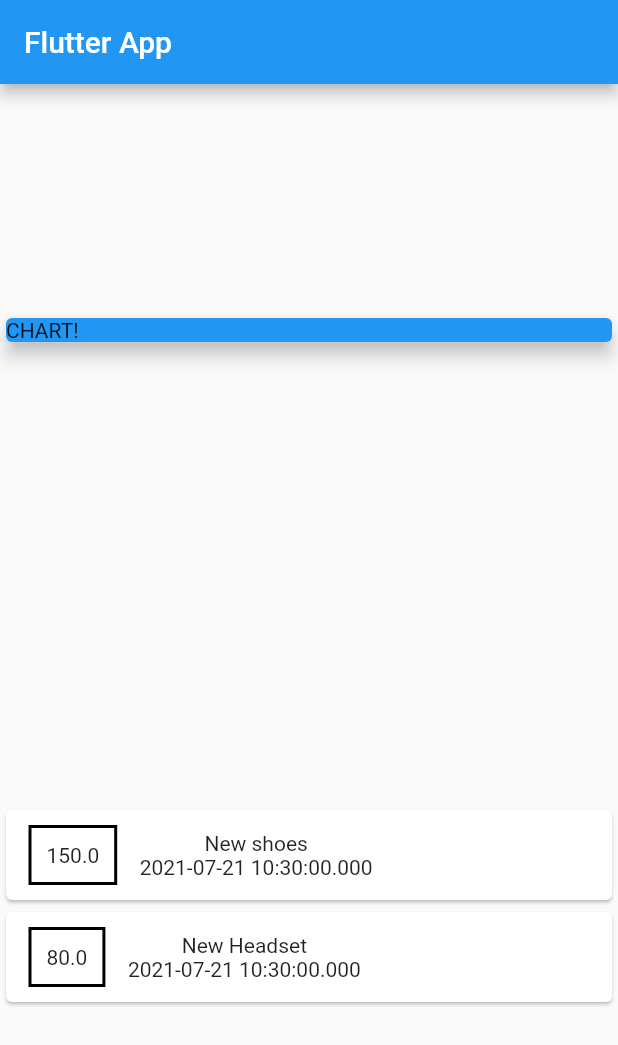
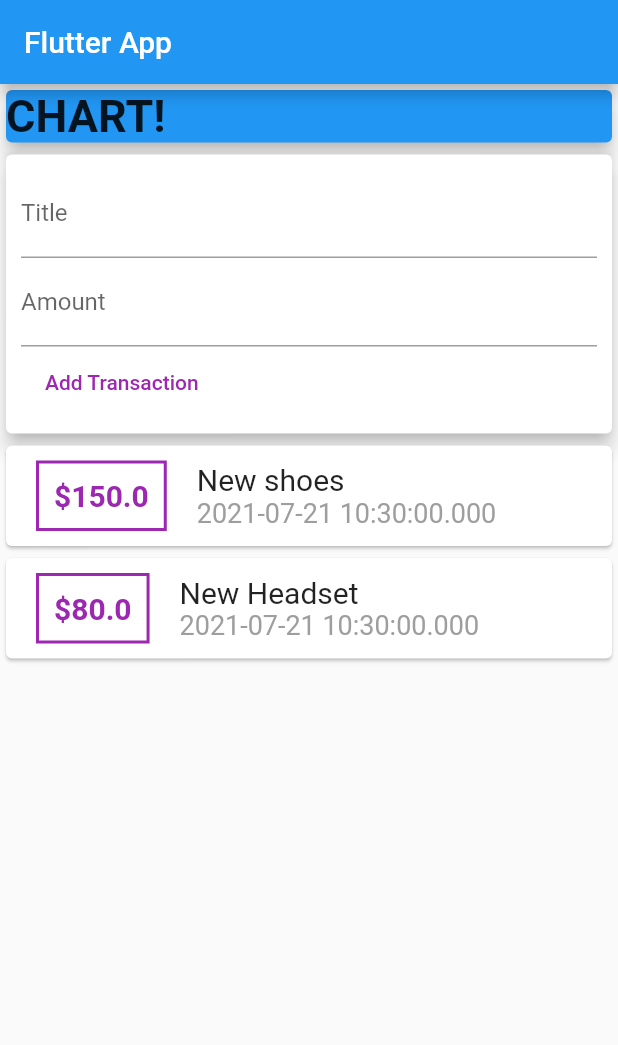
Before and after one commit to Mugisha-isaac/Flutter-Expense-Planner-App, a Flutter app: the screen it shows after launch, on a phone screen of 412 x 824 dp. Shown: the top 1045 px of the screen. Run offline on Flutter 3.47's test engine with Material 2 defaults, Android fonts, the phone set to English and light mode, and no system bars.

Commit message:
added new features

```diff
--- /dev/null
+++ b/lib/Widgets/new_transaction.dart
@@ -0,0 +1,43 @@
+import 'package:flutter/material.dart';
+
+class NewTransaction extends StatelessWidget {
+  final Function addTx;
+  final titleController = TextEditingController();
+  final amountController = TextEditingController();
+  NewTransaction(this.addTx);
+  @override
+  Widget build(BuildContext context) {
+    return Card(
+      elevation: 5,
+      child: Container(
+          padding: EdgeInsets.all(10),
+          child: Column(
+            crossAxisAlignment: CrossAxisAlignment.start,
+            children: <Widget>[
+              TextField(
+                decoration: InputDecoration(labelText: 'Title'),
+                // onChanged: (value) {
+                //   titleInput = value;
+                // },
+                controller: titleController,
+              ),
+              TextField(
+                decoration: InputDecoration(labelText: 'Amount'),
+                // onChanged: (val) {
+                //   amountInput = val;
+                // },
+                controller: amountController,
+              ),
+              FlatButton(
+                onPressed: () {
+                  addTx(titleController.text,
+                      double.parse(amountController.text));
+                },
+                child: Text('Add Transaction'),
+                textColor: Colors.purple,
+              )
+            ],
+          )),
+    );
+  }
+}
--- /dev/null
+++ b/lib/Widgets/transaction_list.dart
@@ -0,0 +1,51 @@
+import 'package:flutter/material.dart';
+import '../models/transaction.dart';
+
+class TransactionList extends StatelessWidget {
+  final List<Transaction> transactions;
+  TransactionList(this.transactions);
+  @override
+  Widget build(BuildContext context) {
+    return Container(
+        height: 300,
+        // child: SingleChildScrollView(
+        // you can use List view for short list but for long list it's better to use List view builder
+        // cool thanks to flutter engineers for this optimistion
+        child: ListView.builder(
+          itemBuilder: (ctx, index) {
+            return Card(
+              child: Row(children: <Widget>[
+                Container(
+                  margin: EdgeInsets.symmetric(vertical: 10, horizontal: 20),
+                  decoration: BoxDecoration(
+                      border: Border.all(color: Colors.purple, width: 2)),
+                  padding: EdgeInsets.all(10),
+                  child: Text(
+                    '\$${transactions[index].amount}',
+                    style: TextStyle(
+                        fontWeight: FontWeight.bold,
+                        fontSize: 20,
+                        color: Colors.purple),
+                  ),
+                ),
+                Column(
+                    crossAxisAlignment: CrossAxisAlignment.start,
+                    children: <Widget>[
+                      Text(
+                        transactions[index].title,
+                        style: TextStyle(fontSize: 20),
+                      ),
+                      Text(
+                        transactions[index].date.toString(),
+                        style: TextStyle(fontSize: 18, color: Colors.grey),
+                      )
+                    ])
+              ]),
+            );
+          },
+          itemCount: transactions.length,
+          // children: transactions.map((tx) {}).toList(),
+        ));
+    // )));
+  }
+}
--- /dev/null
+++ b/lib/Widgets/user_transactions.dart
@@ -0,0 +1,37 @@
+import 'package:flutter/material.dart';
+import '../Widgets/transaction_list.dart';
+import '../Widgets/new_transaction.dart';
+import '../models/transaction.dart';
+
+class UserTransactions extends StatefulWidget {
+  @override
+  _UserTransactionsState createState() => _UserTransactionsState();
+}
+
+class _UserTransactionsState extends State<UserTransactions> {
+  final List<Transaction> _userTransactions = [
+    Transaction(
+        id: '12cbx', title: 'New shoes', amount: 150, date: DateTime.now()),
+    Transaction(
+        id: '15cbx', title: 'New Headset', amount: 80, date: DateTime.now())
+  ];
+
+  void _addNewTransaction(String txTitle, double txAmount) {
+    final newTx = Transaction(
+        title: txTitle,
+        amount: txAmount,
+        date: DateTime.now(),
+        id: DateTime.now().toString());
+    setState(() {
+      _userTransactions.add(newTx);
+    });
+  }
+
+  @override
+  Widget build(BuildContext context) {
+    return Column(children: <Widget>[
+      NewTransaction(_addNewTransaction),
+      TransactionList(_userTransactions)
+    ]);
+  }
+}
--- a/lib/main.dart
+++ b/lib/main.dart
@@ -1,6 +1,7 @@
 import 'package:flutter/material.dart';
-
-import './Transaction.dart';
+// ignore: unused_import
+import 'package:flutter/services.dart';
+import '../Widgets/user_transactions.dart';
 
 void main() => runApp(MyApp());
 
@@ -15,53 +16,32 @@ class MyApp extends StatelessWidget {
 }
 
 class MyHomePage extends StatelessWidget {
-  final List<Transaction> transactions = [
-    Transaction(
-        id: '12cbx', title: 'New shoes', amount: 150, date: DateTime.now()),
-    Transaction(
-        id: '15cbx', title: 'New Headset', amount: 80, date: DateTime.now())
-  ];
+  String titleInput = '';
+  String amountInput = '';
   @override
   Widget build(BuildContext context) {
     return Scaffold(
         appBar: AppBar(
           title: Text('Flutter App'),
         ),
-        body: Column(
-          mainAxisAlignment: MainAxisAlignment.spaceAround,
+        body: SingleChildScrollView(
+            child: Column(
+          // mainAxisAlignment: MainAxisAlignment.spaceAround,
           crossAxisAlignment: CrossAxisAlignment.stretch,
           children: <Widget>[
             Container(
               width: double.infinity,
               child: Card(
                 color: Colors.blue,
-                child: Text('CHART!'),
+                child: Text(
+                  'CHART!',
+                  style: TextStyle(fontWeight: FontWeight.bold, fontSize: 30),
+                ),
                 elevation: 5,
               ),
             ),
-            Column(
-              children: transactions.map((tx) {
-                return Card(
-                  child: Row(children: <Widget>[
-                    Container(
-                      margin:
-                          EdgeInsets.symmetric(vertical: 10, horizontal: 15),
-                      decoration: BoxDecoration(
-                          border: Border.all(color: Colors.black, width: 2)),
-                      padding: EdgeInsets.all(10),
-                      child: Text(
-                        tx.amount.toString(),
-                      ),
-                    ),
-                    Column(children: <Widget>[
-                      Text(tx.title),
-                      Text(tx.date.toString())
-                    ])
-                  ]),
-                );
-              }).toList(),
-            )
+            UserTransactions(),
           ],
-        ));
+        )));
   }
 }
```
Also changed, not shown: lib/models/transaction.dart (renamed from lib/transaction.dart).
